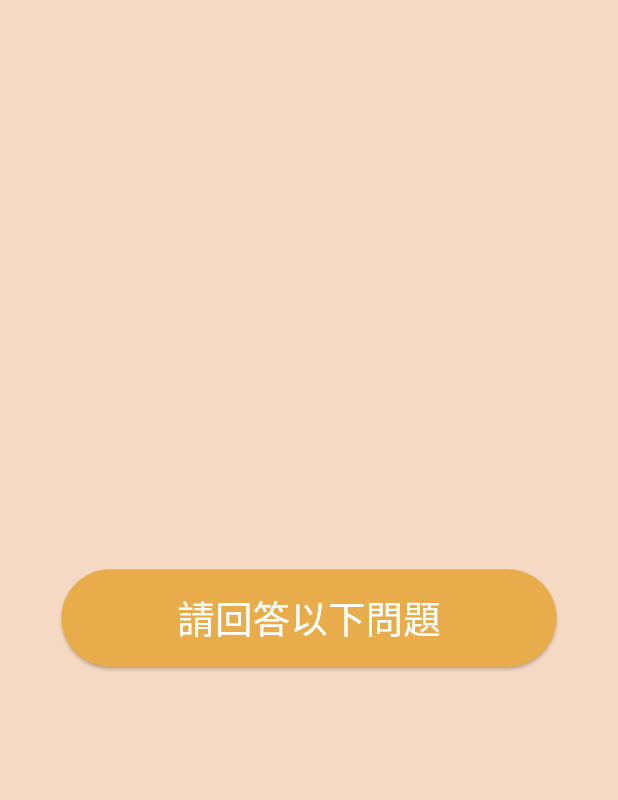
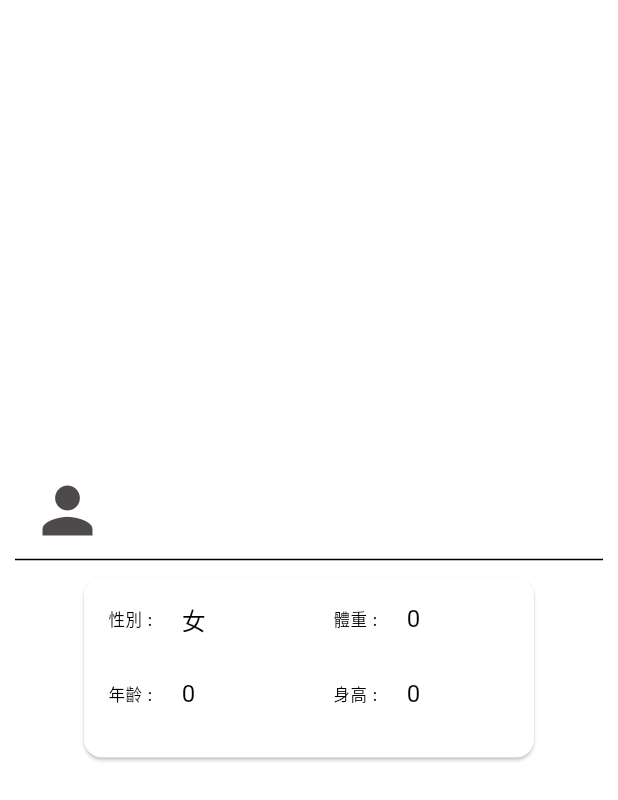
Before and after one commit to Hlunlun/ICOPE, a Flutter app: the HealthRecord screen opened by its route, on a phone screen of 412 x 824 dp. Shown: the top 800 px of the screen. Run offline on Flutter 3.47's test engine with Material 2 defaults, Android fonts, the phone set to English and light mode, and no system bars; our stand-ins replace flutter_dotenv, flutter_holo_date_picker, flutter_tts, permission_handler; missing offline and left inert: flutter_sound_lite, flutter_sound_web, sign_button, telephony.

Commit message:
health record

```diff
--- /dev/null
+++ b/lib/health_record/basic_info.dart
@@ -0,0 +1,21 @@
+
+import 'package:flutter/material.dart';
+
+class BasicInfo {
+
+  // final int gender;
+  // final int age;
+  // final int weight;
+  // final int height;
+  // final int blood_pressure;
+  // final int dept;
+
+  final String leading;
+  final String title;
+
+  BasicInfo({
+    required this.leading,
+    required this.title,
+  });
+
+}
--- /dev/null
+++ b/lib/health_record/basic_info_card.dart
@@ -0,0 +1,39 @@
+import 'package:flutter/material.dart';
+import 'package:icope/health_record/basic_info_model.dart';
+import '../utils/constants.dart';
+import '../gender/gender_model.dart';
+
+class BasicInfoCard extends StatelessWidget {
+
+  const BasicInfoCard({Key?key}):super(key:key);
+
+  @override
+  Widget build(BuildContext context) {
+    return Card(
+        // shape: RoundedRectangleBorder(
+        //   side: BorderSide(
+        //       color: loginBtnColor,
+        //       width: 6
+        //   ),
+        // ),
+        // color: _selected == index ? loginBtnColor : Colors.white,
+        child: Container(
+            color: Colors.transparent,
+            height: 120,
+            width: 300,
+            child:GridView.count(
+                crossAxisCount: 2,
+                crossAxisSpacing: 0,
+                mainAxisSpacing: 0,
+                childAspectRatio: 3/1,
+                children: List.generate(BasicInfoModel.infos.length, (index) {
+                  return ListTile(
+                    leading: Text(BasicInfoModel.infos[index].leading),
+                    title:Text(BasicInfoModel.infos[index].title),
+                  );
+                })
+            ),
+        )
+    );
+  }
+}
--- /dev/null
+++ b/lib/health_record/basic_info_model.dart
@@ -0,0 +1,14 @@
+import 'package:flutter/material.dart';
+import 'package:icope/health_record/basic_info.dart';
+import 'package:icope/main.dart';
+import '../utils/constants.dart';
+
+class BasicInfoModel{
+
+  static List<BasicInfo> infos = <BasicInfo>[
+      BasicInfo(leading: '性別 : ', title: MyApp.gender==0?'女':MyApp.gender==1?'男':'其他'),
+      BasicInfo(leading: '體重 : ', title: MyApp.weight.toString()),
+      BasicInfo(leading: '年齡 : ', title: MyApp.age.toString()),
+      BasicInfo(leading: '身高 : ', title: MyApp.height.toString()),
+  ];
+}
--- a/lib/main.dart
+++ b/lib/main.dart
@@ -4,6 +4,7 @@ import 'package:flutter_localizations/flutter_localizations.dart';
 
 
 import 'package:icope/screen/age.dart';
+import 'package:icope/screen/ask_question.dart';
 import 'package:icope/screen/gender.dart';
 import 'package:icope/screen/health_record.dart';
 import 'package:icope/screen/signup.dart';
@@ -26,6 +27,10 @@ class MyApp extends StatelessWidget {
   static String username = "";
   static String userid = "";
   static int gender = 0;
+  static int age = 0;
+  static int weight = 0;
+  static int height = 0;
+  static List<String> health_record = [];
 
   const MyApp({super.key});
 
@@ -59,6 +64,7 @@ class MyApp extends StatelessWidget {
         '/vision' : (context) => const Vision(),
         '/ability' : (context) => const Ability(),
         '/listening' : (context) => const Listening(),
+        '/ask_question' : (context) => const AskQuestion(),
         '/health_record' : (content) => const HealthRecord(),
         '/gender' : (context) => const Gender(),
         '/age' : (context) => const Age(),
--- a/lib/record/record_listening.dart
+++ b/lib/record/record_listening.dart
@@ -99,8 +99,7 @@ class listenRecordState extends State<listenRecord> {
         // 控制開始錄音或停止錄音
         await recorder.toggleRecording(path);
         // When stop recording, pass wave file to socket
-        if (!recorder.isRecording)
-            await Speech2Text().connect(path, setTxt, "MTK_ch");
+        if (!recorder.isRecording)await Speech2Text().connect(path, setTxt, "MTK_ch");
         // set state is recording or stop
         setState(() {
           recorder.isRecording;
@@ -113,7 +112,7 @@ class listenRecordState extends State<listenRecord> {
   void setTxt(taiTxt) {
     setState(() async {
       recognitionController.text = taiTxt;
-      recordOutput = recognitionController.text;
+      // recordOutput = recognitionController.text;
     });
   }
 
--- a/lib/screen/health_record.dart
+++ b/lib/screen/health_record.dart
@@ -1,3 +1,7 @@
+import 'package:icope/gender/gender_model.dart';
+import 'package:icope/health_record/basic_info_card.dart';
+import 'package:icope/main.dart';
+
 import '../utils/constants.dart';
 import 'package:flutter/material.dart';
 
@@ -23,24 +27,29 @@ class _HealthRecord extends State<HealthRecord> {
   @override
   Widget build(BuildContext context) {
     return Scaffold(
-        backgroundColor: fillColor,
-        body: Center(
-          child: ElevatedButton(
-            style: ButtonStyle(
-              fixedSize: MaterialStateProperty.all(const Size(330,65.0)),
-              shape: MaterialStateProperty.all(RoundedRectangleBorder(borderRadius:BorderRadius.circular(60))),
-              backgroundColor: MaterialStateProperty.all(loginBtnColor),
+        body: Column(
+          mainAxisAlignment: MainAxisAlignment.center,
+          children: <Widget>[
+            Row(
+              children: [
+                SizedBox(width: 20,),
+                Icon(Icons.person,size: 50,color: Color(0xff4e4a4b),),
+                SizedBox(width: 10,),
+                Text(MyApp.username,style: TextStyle(fontSize: 32,fontWeight: FontWeight.w600,color: Color(0xff4e4a4b),),)
+              ],
             ),
-            onPressed: () async{
-              Navigator.pushNamed(context, '/gender');
-            },
-            child: const Text('請回答以下問題',style: TextStyle(
-                fontWeight: FontWeight.w300,
-                color: Colors.white,
-                fontSize: 25
-            ),),
-          ),
-        )
+            Divider(
+                indent : 10,
+                endIndent : 10,
+            ),
+            SizedBox(width: 10,),
+            Center(
+              child: BasicInfoCard(),
+            )
+
+
+          ]
+        ),
     );
   }
 
--- a/lib/screen/listening.dart
+++ b/lib/screen/listening.dart
@@ -38,7 +38,8 @@ class _Listening extends State<Listening> {
   }
 
   Widget buildlist(){
-    nutriRecordState.title = '361';
+    nutriRecordState.title = '三六九';
+
     return ListView(
 
       //Important :Remove any padding from the ListView
--- a/pubspec.yaml
+++ b/pubspec.yaml
@@ -47,10 +47,8 @@ dependencies:
   sign_button: ^2.0.2
   flutter_sms: ^2.3.3
   telephony: ^0.2.0
+  flutter_localization: ^0.1.9
   flutter_holo_date_picker: ^1.1.0
-  calendar_date_picker2: ^0.3.6
-  flutter_localization: ^0.1.9
-
 
 dev_dependencies:
   flutter_test:
```
Also changed, not shown: lib/gender/gender_card.dart (+67 -12 lines), lib/health_record/health_record_card.dart (added, +57 -0 lines), lib/health_record/health_record_model.dart (added, +12 -0 lines), lib/screen/age.dart (+53 -98 lines), lib/screen/ask_question.dart (added, +47 -0 lines), lib/screen/gender.dart (+21 -14 lines), lib/screen/signup.dart (+5 -5 lines), lib/user/user.dart (+7 -6 lines), lib/user/user_api.dart (+27 -0 lines), lib/utils/drawer.dart (+7 -5 lines), pubspec.lock, 1 other file.
